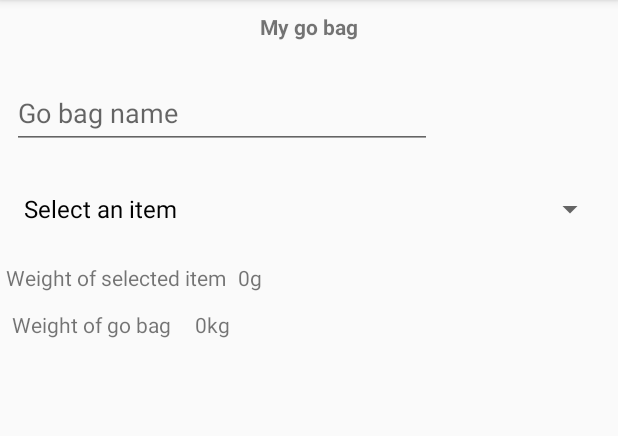
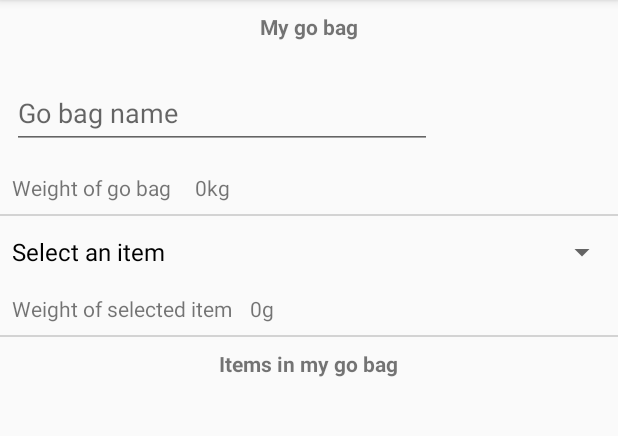
Before and after one commit to AngaKoko/SoS-Relief, an Android app: the GoBagListActivity screen opened directly, with no data from a screen before it, on a phone screen of 412 x 824 dp, the part 84-520 px from its top. Run offline under Robolectric (Android 15) with nearby library versions, the phone set to English and light mode, and no system bars.

Commit message:
Add and list go bag items

```diff
--- /dev/null
+++ b/app/src/main/java/com/example/simba/canopener/Adapter/GoBagItemsAdapter.java
@@ -0,0 +1,131 @@
+package com.example.simba.canopener.Adapter;
+
+import android.content.Context;
+import android.database.Cursor;
+import android.support.annotation.NonNull;
+import android.support.v7.widget.RecyclerView;
+import android.view.LayoutInflater;
+import android.view.View;
+import android.view.ViewGroup;
+import android.widget.TextView;
+
+import com.example.simba.canopener.R;
+
+public class GoBagItemsAdapter extends RecyclerView.Adapter<GoBagItemsAdapter.ViewHolder>{
+
+    private Cursor mCursor;
+    private Context mContext;
+
+    private final GoBagItemsAdapterOnclickHandler mOnclickHandler;
+    private final GoBagItemsAdapterOnLongClickLHandler mOnLongClickLHandler;
+
+    public GoBagItemsAdapter(Context context, Cursor cursor,
+                             GoBagItemsAdapterOnclickHandler onclickHandler,
+                             GoBagItemsAdapterOnLongClickLHandler onLongClickLHandler){
+        mContext = context;
+        mCursor = cursor;
+        mOnclickHandler = onclickHandler;
+        mOnLongClickLHandler = onLongClickLHandler;
+    }
+
+    //Interface that receives onClick messages;
+    public interface GoBagItemsAdapterOnclickHandler{
+        void onClick(int position);
+    }
+
+    //Interface that receives onLongClick messages
+    public interface GoBagItemsAdapterOnLongClickLHandler {
+        void onLongClick(int position);
+    }
+
+    @NonNull
+    @Override
+    public ViewHolder onCreateViewHolder(@NonNull ViewGroup viewGroup, int i) {
+        Context context = viewGroup.getContext();
+        int layoutForListItem = R.layout.list_items;
+        LayoutInflater inflater = LayoutInflater.from(context);
+        boolean shouldAttachToParentImmediately = false;
+
+        View view = inflater.inflate(layoutForListItem, viewGroup, shouldAttachToParentImmediately);
+        return new GoBagItemsAdapter.ViewHolder(view);
+    }
+
+    @Override
+    public void onBindViewHolder(@NonNull ViewHolder viewHolder, int i) {
+        viewHolder.onBindView(i);
+    }
+
+    @Override
+    public int getItemCount() {
+        if (mCursor == null)
+            return 0;
+        return mCursor.getCount();
+    }
+
+    /**
+     * When data changes and a re-query occurs, this function swaps the old Cursor
+     * with a newly updated Cursor (Cursor c) that is passed in.
+     */
+    public Cursor swapCursor(Cursor cursor) {
+        // check if this cursor is the same as the previous cursor (mCursor)
+        if (mCursor == cursor) {
+            return null; // bc nothing has changed
+        }
+        Cursor temp = mCursor;
+        this.mCursor = cursor; // new cursor value assigned
+
+        //check if this is a valid cursor, then update the cursor
+        if (cursor != null) {
+            this.notifyDataSetChanged();
+        }
+        return temp;
+    }
+
+    class ViewHolder extends RecyclerView.ViewHolder implements View.OnClickListener, View.OnLongClickListener{
+
+        TextView mItemTextView, mWeightTextView, mQuantityTextView;
+
+        public ViewHolder(@NonNull View itemView) {
+            super(itemView);
+
+            mItemTextView = itemView.findViewById(R.id.item_text_view);
+            mWeightTextView = itemView.findViewById(R.id.weight_text_view);
+            mQuantityTextView = itemView.findViewById(R.id.quantity_text_view);
+
+            itemView.setOnClickListener(this);
+            itemView.setOnLongClickListener(this);
+        }
+
+        void onBindView(int position){
+            mCursor.moveToPosition(position);
+
+            String item = mCursor.getString(0);
+            double weight = mCursor.getDouble(1);
+            String quantity = mCursor.getString(2);
+
+            String itemWeight = weight+" kg";
+
+            mItemTextView.setText(item);
+            mWeightTextView.setText(itemWeight);
+            mQuantityTextView.setText(quantity);
+        }
+
+        @Override
+        public void onClick(View v) {
+            //Get position of Adapter
+            int position = getAdapterPosition();
+            //Handle the click
+            mOnclickHandler.onClick(position);
+        }
+
+        @Override
+        public boolean onLongClick(View v) {
+            //Get position of Adapter
+            int position = getAdapterPosition();
+            //Handle the click
+            mOnLongClickLHandler.onLongClick(position);
+
+            return true;
+        }
+    }
+}
--- a/app/src/main/java/com/example/simba/canopener/GoBagListActivity.java
+++ b/app/src/main/java/com/example/simba/canopener/GoBagListActivity.java
@@ -8,6 +8,7 @@ import android.database.Cursor;
 import android.net.Uri;
 import android.support.v7.app.AppCompatActivity;
 import android.os.Bundle;
+import android.support.v7.widget.LinearLayoutManager;
 import android.support.v7.widget.RecyclerView;
 import android.support.v7.widget.Toolbar;
 import android.view.MenuItem;
@@ -20,6 +21,7 @@ import android.widget.Spinner;
 import android.widget.TextView;
 import android.widget.Toast;
 
+import com.example.simba.canopener.Adapter.GoBagItemsAdapter;
 import com.example.simba.canopener.data.GoBagContract;
 import com.example.simba.canopener.data.TaskContract;
 import com.example.simba.canopener.loaders.GoBagLoader;
@@ -32,9 +34,13 @@ import org.json.JSONObject;
 import java.io.IOException;
 import java.util.ArrayList;
 
-public class GoBagListActivity extends AppCompatActivity implements LoaderManager.LoaderCallbacks<Cursor> {
+public class GoBagListActivity extends AppCompatActivity implements LoaderManager.LoaderCallbacks<Cursor>,
+        GoBagItemsAdapter.GoBagItemsAdapterOnLongClickLHandler, GoBagItemsAdapter.GoBagItemsAdapterOnclickHandler {
 
     private static final int ITEM_LOADER_ID = 0;
+
+    Cursor mCursor;
+    GoBagItemsAdapter mAdapter;
 
     Button mButton;
     RecyclerView mRecyclerView;
@@ -47,6 +53,7 @@ public class GoBagListActivity extends AppCompatActivity implements LoaderManage
     double mWeightOfItem = 0;
     double mWeightOfBag = 0;
     String mGoBagName;
+    long mTimeCreated;
 
     @Override
     protected void onCreate(Bundle savedInstanceState) {
@@ -70,8 +77,17 @@ public class GoBagListActivity extends AppCompatActivity implements LoaderManage
         Bundle bundle = intent.getExtras();
         if(bundle != null){
             mGoBagName = bundle.getString(TaskContract.GO_BAG_NAME);
+            mTimeCreated = bundle.getLong(TaskContract.GO_BAG_TIME_STAMP);
             mGoBagNameEditText.setText(mGoBagName);
         }
+
+        // Set the layout for the RecyclerView to be a linear layout, which measures and
+        // positions items within a RecyclerView into a linear list
+        mRecyclerView.setLayoutManager(new LinearLayoutManager(this));
+
+        // Initialize the adapter and attach it to the RecyclerView
+        mAdapter = new GoBagItemsAdapter(this, mCursor ,this, this);
+        mRecyclerView.setAdapter(mAdapter);
 
         /*
          Ensure a loader is initialized and active. If the loader doesn't already exist, one is
@@ -122,7 +138,7 @@ public class GoBagListActivity extends AppCompatActivity implements LoaderManage
         ContentValues contentValues = new ContentValues();
         // Put the task description and selected mPriority into the ContentValues
         contentValues.put(GoBagContract.GoBagEntery.COLUMN_ITEM, mSpinner.getSelectedItem().toString());
-        contentValues.put(GoBagContract.GoBagEntery.COLUMN_NAME, mGoBagNameEditText.getText().toString());
+        contentValues.put(GoBagContract.GoBagEntery.COLUMN_GO_BAG_ID, mTimeCreated);
         contentValues.put(GoBagContract.GoBagEntery.COLUMN_WEIGHT, mWeightOfItem);
         contentValues.put(GoBagContract.GoBagEntery.COLUMN_TIME_STAMP, ts);
 
@@ -130,15 +146,16 @@ public class GoBagListActivity extends AppCompatActivity implements LoaderManage
             // [Hint] Don't forget to call finish() to return to MainActivity after this insert is complete
             try {
                 // Insert the content values via a ContentResolver
-                Uri uri = getContentResolver().insert(GoBagContract.GoBagEntery.CONTENT_GOBAG_URI, contentValues);
+                Uri uri = getContentResolver().insert(GoBagContract.GoBagEntery.CONTENT_ITEM_URI, contentValues);
                 if (uri != null) {
+                    mSpinner.setSelection(0);
+                    mButton.setVisibility(View.GONE);
                     //restarts the loader to get updated data
                     restartLoader();
                 }
             } catch (Exception e) {
             }
         }else{
-            Toast.makeText(getApplicationContext(), "", Toast.LENGTH_SHORT).show();
         }
     }
 
@@ -196,22 +213,48 @@ public class GoBagListActivity extends AppCompatActivity implements LoaderManage
 
     @Override
     public Loader<Cursor> onCreateLoader(int id, Bundle args) {
-        String rawQuery = "SELECT *"+
-                " FROM " + GoBagContract.GoBagEntery.GO_BAG_TABLE_NAME
-                +" WHERE "+  GoBagContract.GoBagEntery.COLUMN_NAME+"  = ? "
+        String [] selectionArgs = {mTimeCreated+""};
+
+        //Projection for query
+        String mProjection = GoBagContract.GoBagEntery.COLUMN_ITEM+", "
+                +"SUM("+  GoBagContract.GoBagEntery.COLUMN_WEIGHT+"), "
+                +"COUNT("+  GoBagContract.GoBagEntery.COLUMN_ITEM+"), "
+                + GoBagContract.GoBagEntery.COLUMN_TIME_STAMP+
+                "";
+
+        String rawQuery = "SELECT "+ mProjection +
+                " FROM " + GoBagContract.GoBagEntery.ITEMS_TABLE_NAME
+                +" WHERE "+  GoBagContract.GoBagEntery.COLUMN_GO_BAG_ID+"  = ? "
+                +" GROUP BY 1 "
                 +" ORDER BY "+ GoBagContract.GoBagEntery.COLUMN_TIME_STAMP+" DESC "
                 +"" ;
 
-        return new GoBagLoader(this, null, rawQuery, null);
+        return new GoBagLoader(this, null, rawQuery, selectionArgs);
     }
 
     @Override
     public void onLoadFinished(Loader<Cursor> loader, Cursor data) {
-        Toast.makeText(getApplicationContext(), data.getCount()+"", Toast.LENGTH_SHORT).show();
+        mCursor = data;
+        mAdapter.swapCursor(mCursor);
+        //If result is empty show empty state text view
+        //if(mCursor.getCount() < 1) mEmptyStateTextView.setVisibility(View.VISIBLE);
+            //if result is not empty hide empty sate text view
+        //else mEmptyStateTextView.setVisibility(View.GONE);
     }
 
     @Override
     public void onLoaderReset(Loader<Cursor> loader) {
+        mCursor = null;
+        mAdapter.swapCursor(null);
+    }
+
+    @Override
+    public void onClick(int position) {
+
+    }
+
+    @Override
+    public void onLongClick(int position) {
 
     }
 }
--- a/app/src/main/java/com/example/simba/canopener/data/TaskContract.java
+++ b/app/src/main/java/com/example/simba/canopener/data/TaskContract.java
@@ -5,4 +5,5 @@ public class TaskContract {
     public static final double maxGoBagSize = 22000;
 
     public static final String GO_BAG_NAME = "go_bag_name";
+    public static final String GO_BAG_TIME_STAMP = "go_bag_time_stamp";
 }
--- a/app/src/main/java/com/example/simba/canopener/fragments/gobag/GoBagFragment.java
+++ b/app/src/main/java/com/example/simba/canopener/fragments/gobag/GoBagFragment.java
@@ -135,10 +135,12 @@ public class GoBagFragment extends Fragment implements LoaderManager.LoaderCallb
         mCursor.moveToPosition(position);
         //get name of selected go bag
         String goBagName = mCursor.getString(0);
+        long timeCreated = mCursor.getLong(1);
 
-        //Start GoBagListActivity with go bag name
+        //Start GoBagListActivity with go bag name and time created
         Intent intent = new Intent(getContext(), GoBagListActivity.class);
         intent.putExtra(TaskContract.GO_BAG_NAME, goBagName);
+        intent.putExtra(TaskContract.GO_BAG_TIME_STAMP, timeCreated);
         startActivity(intent);
     }
 
--- a/app/src/main/res/layout/activity_new_go_bag.xml
+++ b/app/src/main/res/layout/activity_new_go_bag.xml
@@ -48,32 +48,10 @@
                 android:id="@+id/go_bag_name_edit_text"
                 android:layout_width="match_parent"
                 android:layout_height="wrap_content"
-                android:hint="@string/go_bag_name"/>
+                android:hint="@string/go_bag_name"
+                android:editable="false"
+                android:focusableInTouchMode="false"/>
         </android.support.design.widget.TextInputLayout>
-
-        <Spinner
-            android:id="@+id/go_bag_spinner"
-            android:layout_width="match_parent"
-            android:layout_height="wrap_content"
-            android:layout_margin="@dimen/dim_medium"/>
-
-        <LinearLayout
-            android:layout_width="match_parent"
-            android:layout_height="wrap_content"
-            android:orientation="horizontal">
-            <TextView
-                android:layout_width="wrap_content"
-                android:layout_height="wrap_content"
-                android:padding="@dimen/dim_small"
-                android:text="@string/weight_of_selected_item"/>
-
-            <TextView
-                android:id="@+id/weight_of_item_text_view"
-                android:layout_width="wrap_content"
-                android:layout_height="wrap_content"
-                android:padding="@dimen/dim_small"
-                android:text="0kg"/>
-        </LinearLayout>
 
         <LinearLayout
             android:layout_width="match_parent"
@@ -93,12 +71,59 @@
                 android:text="0kg"/>
         </LinearLayout>
 
+        <View
+            android:layout_width="match_parent"
+            android:layout_height="1dp"
+            android:background="@color/lighter_gray"/>
+
+        <Spinner
+            android:id="@+id/go_bag_spinner"
+            android:layout_width="match_parent"
+            android:layout_height="wrap_content"/>
+
+        <LinearLayout
+            android:layout_width="match_parent"
+            android:layout_height="wrap_content"
+            android:orientation="horizontal">
+            <TextView
+                android:layout_width="wrap_content"
+                android:layout_height="wrap_content"
+                android:padding="@dimen/dim_small"
+                android:layout_marginLeft="@dimen/dim_small"
+                android:text="@string/weight_of_selected_item"
+                android:layout_marginStart="@dimen/dim_small" />
+
+            <TextView
+                android:id="@+id/weight_of_item_text_view"
+                android:layout_width="wrap_content"
+                android:layout_height="wrap_content"
+                android:padding="@dimen/dim_small"
+                android:layout_marginLeft="@dimen/dim_small"
+                android:text="0kg"
+                android:layout_marginStart="@dimen/dim_small"
+                android:layout_marginBottom="@dimen/dim_small"/>
+        </LinearLayout>
+
         <Button
             android:id="@+id/add_button"
             android:layout_width="wrap_content"
             android:layout_height="wrap_content"
             android:text="@string/add"
             android:layout_gravity="end"/>
+
+        <View
+            android:layout_width="match_parent"
+            android:layout_height="1dp"
+            android:background="@color/lighter_gray"/>
+
+        <TextView
+            android:layout_width="wrap_content"
+            android:layout_height="wrap_content"
+            android:padding="@dimen/dim_medium"
+            android:text="@string/items_in_my_go_bag"
+            android:textStyle="bold"
+            android:layout_gravity="center"
+            android:gravity="center"/>
 
         <android.support.v7.widget.RecyclerView
             android:id="@+id/recycler_view"
--- a/app/src/main/res/values/strings.xml
+++ b/app/src/main/res/values/strings.xml
@@ -23,6 +23,7 @@
     <string name="submit">Submit</string>
     <string name="items">Items</string>
     <string name="item">Item</string>
+    <string name="items_in_my_go_bag">Items in my go bag</string>
 
     <string name="what_to_expect_during_earthquake">What to expect during an earthquake</string>
     <string name="small_or_medium_quakes">Small or moderate earthquakes</string>
```
Also changed, not shown: app/src/main/res/layout/list_items.xml (added, +38 -0 lines).
